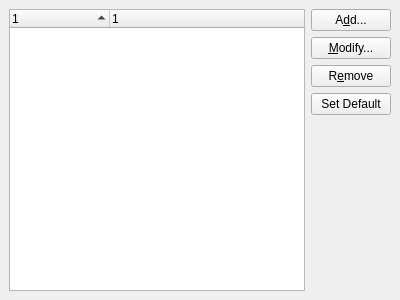
Before: the Qt Designer form resources/imap/imaplibmanagementwidget.ui in KDE/kdepim-runtime, drawn with Qt 5.
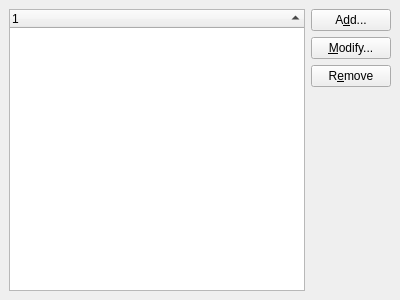
After: the same form once the commit is applied. Custom widgets are drawn as their Qt base class.

```diff
--- a/resources/imap/imaplibmanagementwidget.ui
+++ b/resources/imap/imaplibmanagementwidget.ui
@@ -29,13 +29,6 @@
      </property>
     </spacer>
    </item>
-   <item row="3" column="1" >
-    <widget class="KPushButton" name="defaultButton" >
-     <property name="text" >
-      <string>Set Default</string>
-     </property>
-    </widget>
-   </item>
    <item row="2" column="1" >
     <widget class="KPushButton" name="removeButton" >
      <property name="text" >
@@ -75,18 +68,13 @@
       <bool>true</bool>
      </property>
      <property name="columnCount" >
-      <number>2</number>
+      <number>1</number>
      </property>
      <column>
       <property name="text" >
        <string>1</string>
       </property>
      </column>
-     <column>
-      <property name="text" >
-       <string>1</string>
-      </property>
-     </column>
     </widget>
    </item>
   </layout>
```
Left out of the diff: 2 changed lines with no effect on the pictures.
